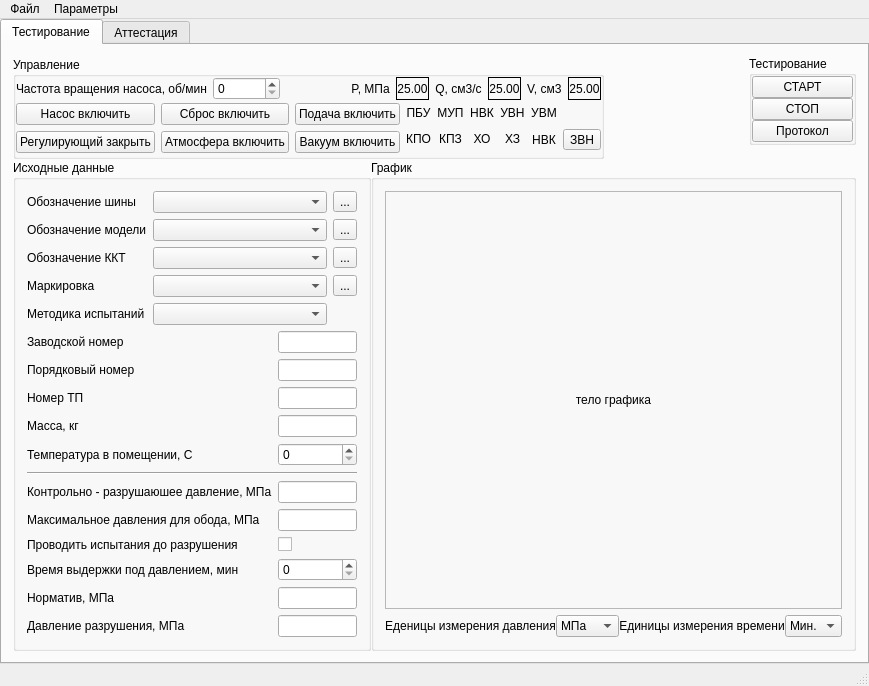
Before: the Qt Designer form main_window.ui in firef0xff/ttm25, drawn with Qt 5.
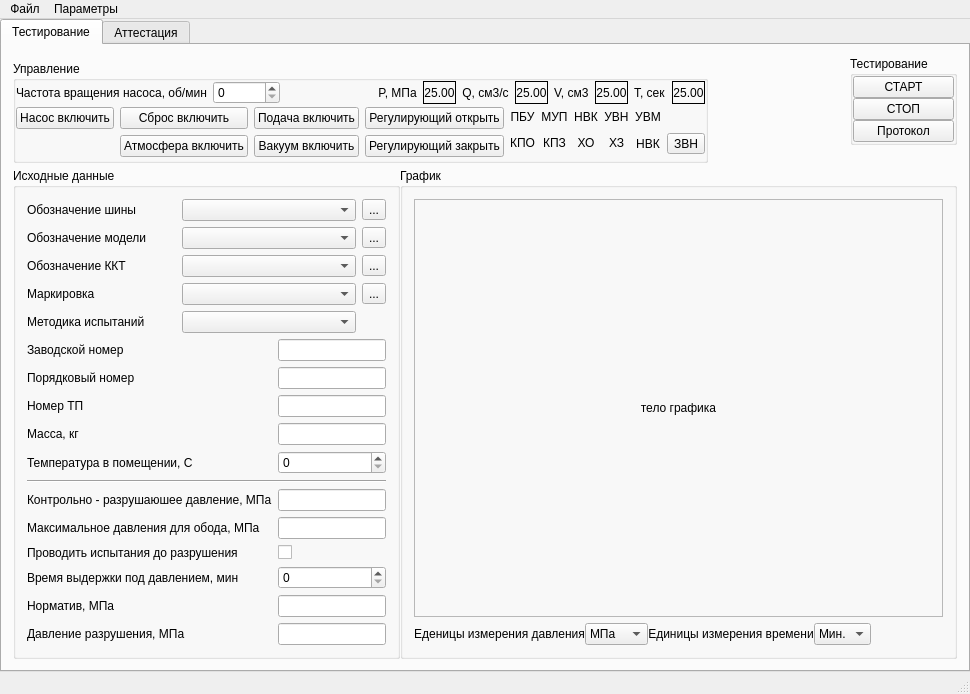
After: the same form once the commit is applied.

The edit to the form file:
```diff
--- a/main_window.ui
+++ b/main_window.ui
@@ -6,8 +6,8 @@
    <rect>
     <x>0</x>
     <y>0</y>
-    <width>778</width>
-    <height>640</height>
+    <width>970</width>
+    <height>694</height>
    </rect>
   </property>
   <property name="windowTitle">
@@ -132,39 +132,6 @@
                      </property>
                     </widget>
                    </item>
-                   <item row="0" column="1">
-                    <widget class="QLabel" name="label_24">
-                     <property name="font">
-                      <font>
-                       <pointsize>9</pointsize>
-                      </font>
-                     </property>
-                     <property name="frameShape">
-                      <enum>QFrame::Box</enum>
-                     </property>
-                     <property name="text">
-                      <string>25.00</string>
-                     </property>
-                     <property name="alignment">
-                      <set>Qt::AlignCenter</set>
-                     </property>
-                    </widget>
-                   </item>
-                   <item row="0" column="2">
-                    <widget class="QLabel" name="label_25">
-                     <property name="font">
-                      <font>
-                       <pointsize>9</pointsize>
-                      </font>
-                     </property>
-                     <property name="text">
-                      <string>Q, см3/c</string>
-                     </property>
-                     <property name="alignment">
-                      <set>Qt::AlignCenter</set>
-                     </property>
-                    </widget>
-                   </item>
                    <item row="0" column="4">
                     <widget class="QLabel" name="label_5">
                      <property name="text">
@@ -172,26 +139,8 @@
                      </property>
                     </widget>
                    </item>
-                   <item row="0" column="3">
-                    <widget class="QLabel" name="label_26">
-                     <property name="font">
-                      <font>
-                       <pointsize>9</pointsize>
-                      </font>
-                     </property>
-                     <property name="frameShape">
-                      <enum>QFrame::Box</enum>
-                     </property>
-                     <property name="text">
-                      <string>25.00</string>
-                     </property>
-                     <property name="alignment">
-                      <set>Qt::AlignCenter</set>
-                     </property>
-                    </widget>
-                   </item>
                    <item row="0" column="5">
-                    <widget class="QLabel" name="label_27">
+                    <widget class="QLabel" name="lVolume">
                      <property name="font">
                       <font>
                        <pointsize>9</pointsize>
@@ -208,6 +157,83 @@
                      </property>
                     </widget>
                    </item>
+                   <item row="0" column="6">
+                    <widget class="QLabel" name="label_14">
+                     <property name="text">
+                      <string>T, сек</string>
+                     </property>
+                    </widget>
+                   </item>
+                   <item row="0" column="2">
+                    <widget class="QLabel" name="label_25">
+                     <property name="font">
+                      <font>
+                       <pointsize>9</pointsize>
+                      </font>
+                     </property>
+                     <property name="text">
+                      <string>Q, см3/c</string>
+                     </property>
+                     <property name="alignment">
+                      <set>Qt::AlignCenter</set>
+                     </property>
+                    </widget>
+                   </item>
+                   <item row="0" column="3">
+                    <widget class="QLabel" name="lExpenditure">
+                     <property name="font">
+                      <font>
+                       <pointsize>9</pointsize>
+                      </font>
+                     </property>
+                     <property name="frameShape">
+                      <enum>QFrame::Box</enum>
+                     </property>
+                     <property name="text">
+                      <string>25.00</string>
+                     </property>
+                     <property name="alignment">
+                      <set>Qt::AlignCenter</set>
+                     </property>
+                    </widget>
+                   </item>
+                   <item row="0" column="1">
+                    <widget class="QLabel" name="lPressure">
+                     <property name="font">
+                      <font>
+                       <pointsize>9</pointsize>
+                      </font>
+                     </property>
+                     <property name="frameShape">
+                      <enum>QFrame::Box</enum>
+                     </property>
+                     <property name="text">
+                      <string>25.00</string>
+                     </property>
+                     <property name="alignment">
+                      <set>Qt::AlignCenter</set>
+                     </property>
+                    </widget>
+                   </item>
+                   <item row="0" column="7">
+                    <widget class="QLabel" name="lTime">
+                     <property name="frameShape">
+                      <enum>QFrame::Box</enum>
+                     </property>
+                     <property name="text">
+                      <string>25.00</string>
+                     </property>
+                     <property name="textFormat">
+                      <enum>Qt::AutoText</enum>
+                     </property>
+                     <property name="scaledContents">
+                      <bool>false</bool>
+                     </property>
+                     <property name="alignment">
+                      <set>Qt::AlignCenter</set>
+                     </property>
+                    </widget>
+                   </item>
                   </layout>
                  </item>
                 </layout>
@@ -222,6 +248,22 @@
                  </property>
                  <item>
                   <layout class="QGridLayout" name="gridLayout">
+                   <item row="2" column="2">
+                    <widget class="QPushButton" name="bFeedOnOff">
+                     <property name="toolTip">
+                      <string>W2.06/W2.07</string>
+                     </property>
+                     <property name="toolTipDuration">
+                      <number>500</number>
+                     </property>
+                     <property name="text">
+                      <string>Подача включить</string>
+                     </property>
+                     <property name="checkable">
+                      <bool>true</bool>
+                     </property>
+                    </widget>
+                   </item>
                    <item row="3" column="1">
                     <widget class="QPushButton" name="bAirOnOff">
                      <property name="toolTip">
@@ -238,41 +280,6 @@
                      </property>
                     </widget>
                    </item>
-                   <item row="2" column="0">
-                    <widget class="QPushButton" name="bPumpOnOff">
-                     <property name="toolTip">
-                      <string>W2.00</string>
-                     </property>
-                     <property name="toolTipDuration">
-                      <number>500</number>
-                     </property>
-                     <property name="text">
-                      <string>Насос включить</string>
-                     </property>
-                     <property name="checkable">
-                      <bool>true</bool>
-                     </property>
-                     <property name="checked">
-                      <bool>false</bool>
-                     </property>
-                    </widget>
-                   </item>
-                   <item row="3" column="2">
-                    <widget class="QPushButton" name="bVacuumOnOff">
-                     <property name="toolTip">
-                      <string>W2.10/W2.11</string>
-                     </property>
-                     <property name="toolTipDuration">
-                      <number>500</number>
-                     </property>
-                     <property name="text">
-                      <string>Вакуум включить</string>
-                     </property>
-                     <property name="checkable">
-                      <bool>true</bool>
-                     </property>
-                    </widget>
-                   </item>
                    <item row="2" column="1">
                     <widget class="QPushButton" name="bResetOnOff">
                      <property name="toolTip">
@@ -289,8 +296,8 @@
                      </property>
                     </widget>
                    </item>
-                   <item row="3" column="0">
-                    <widget class="QPushButton" name="bRegulatingOnOff">
+                   <item row="3" column="3">
+                    <widget class="QPushButton" name="bRegulatingClose">
                      <property name="toolTip">
                       <string>W2.02/W2.03</string>
                      </property>
@@ -305,22 +312,51 @@
                      </property>
                     </widget>
                    </item>
-                   <item row="2" column="2">
-                    <widget class="QPushButton" name="bFeedOnOff">
+                   <item row="3" column="2">
+                    <widget class="QPushButton" name="bVacuumOnOff">
                      <property name="toolTip">
-                      <string>W2.06/W2.07</string>
+                      <string>W2.10/W2.11</string>
                      </property>
                      <property name="toolTipDuration">
                       <number>500</number>
                      </property>
                      <property name="text">
-                      <string>Подача включить</string>
+                      <string>Вакуум включить</string>
                      </property>
                      <property name="checkable">
                       <bool>true</bool>
                      </property>
                     </widget>
                    </item>
+                   <item row="2" column="3">
+                    <widget class="QPushButton" name="bRegulatingOpen">
+                     <property name="text">
+                      <string>Регулирующий открыть</string>
+                     </property>
+                     <property name="checkable">
+                      <bool>true</bool>
+                     </property>
+                    </widget>
+                   </item>
+                   <item row="2" column="0">
+                    <widget class="QPushButton" name="bPumpOnOff">
+                     <property name="toolTip">
+                      <string>W2.00</string>
+                     </property>
+                     <property name="toolTipDuration">
+                      <number>500</number>
+                     </property>
+                     <property name="text">
+                      <string>Насос включить</string>
+                     </property>
+                     <property name="checkable">
+                      <bool>true</bool>
+                     </property>
+                     <property name="checked">
+                      <bool>false</bool>
+                     </property>
+                    </widget>
+                   </item>
                   </layout>
                  </item>
                  <item>
@@ -1112,8 +1148,8 @@
     <rect>
      <x>0</x>
      <y>0</y>
-     <width>778</width>
-     <height>21</height>
+     <width>970</width>
+     <height>19</height>
     </rect>
    </property>
    <widget class="QMenu" name="menu">
```
